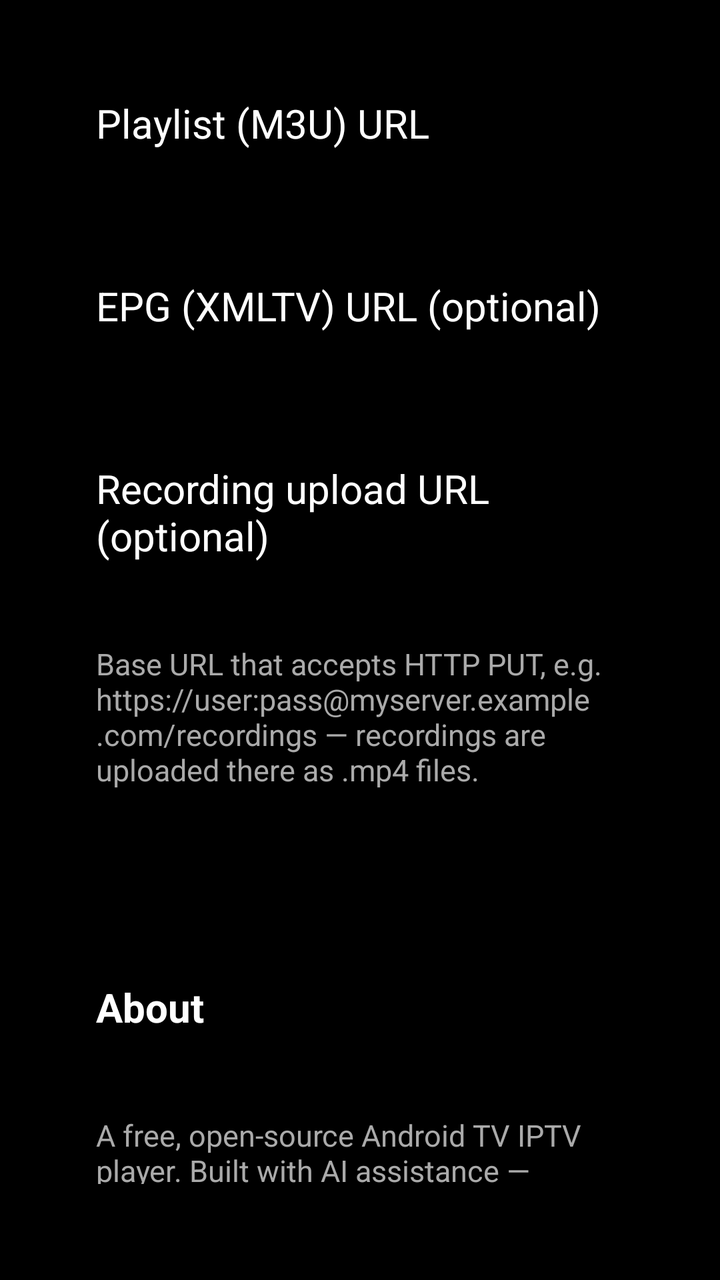
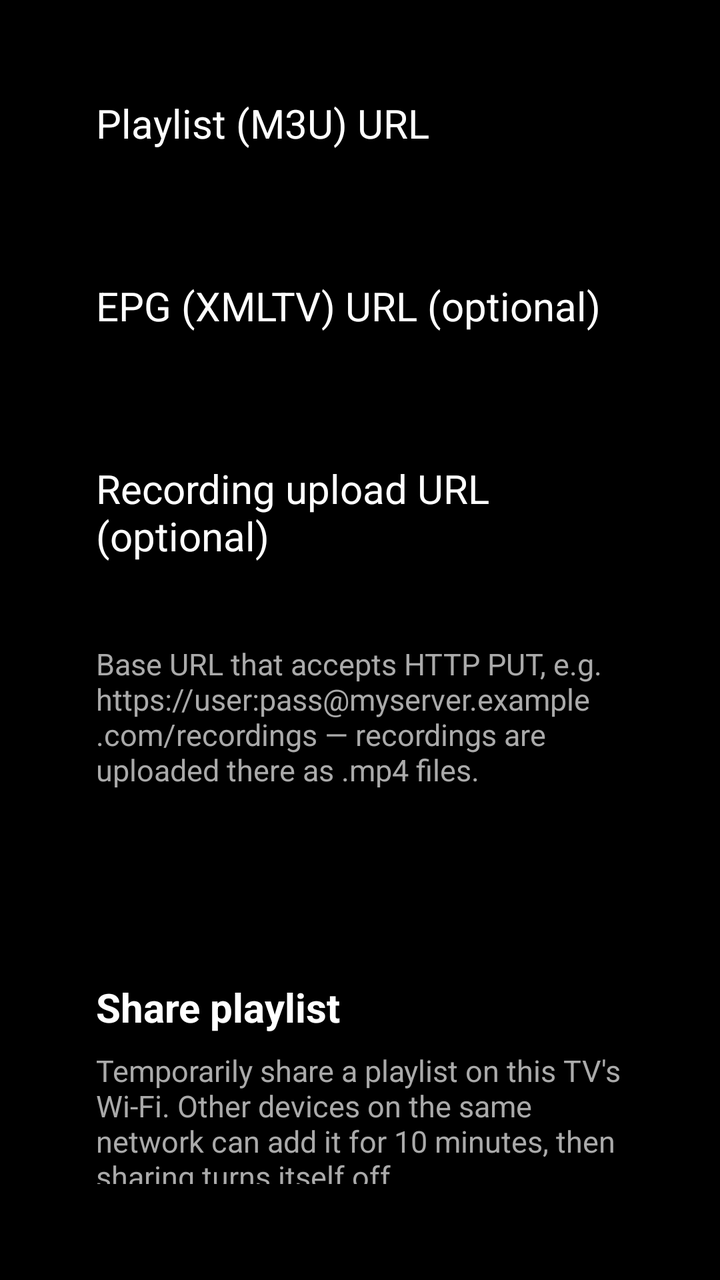

Compare the two renders of this Android layout. The source of the first and the diff that turns it into the second are given below.
<!-- AndroidManifest.xml: application theme Theme.OpenTV -->
<!-- res/layout/activity_settings.xml -->
<?xml version="1.0" encoding="utf-8"?>
<LinearLayout xmlns:android="http://schemas.android.com/apk/res/android"
    android:layout_width="match_parent"
    android:layout_height="match_parent"
    android:orientation="vertical"
    android:padding="48dp"
    android:background="@android:color/black">

    <TextView
        android:layout_width="wrap_content"
        android:layout_height="wrap_content"
        android:text="@string/playlist_url_label"
        android:textColor="@android:color/white"
        android:textSize="20sp" />

    <EditText
        android:id="@+id/playlist_url"
        android:layout_width="match_parent"
        android:layout_height="wrap_content"
        android:layout_marginTop="8dp"
        android:textColor="@android:color/white"
        android:textSize="18sp"
        android:inputType="textUri"
        android:singleLine="true" />

    <TextView
        android:layout_width="wrap_content"
        android:layout_height="wrap_content"
        android:layout_marginTop="32dp"
        android:text="@string/epg_url_label"
        android:textColor="@android:color/white"
        android:textSize="20sp" />

    <EditText
        android:id="@+id/epg_url"
        android:layout_width="match_parent"
        android:layout_height="wrap_content"
        android:layout_marginTop="8dp"
        android:textColor="@android:color/white"
        android:textSize="18sp"
        android:inputType="textUri"
        android:singleLine="true" />

    <TextView
        android:layout_width="wrap_content"
        android:layout_height="wrap_content"
        android:layout_marginTop="32dp"
        android:text="@string/upload_url_label"
        android:textColor="@android:color/white"
        android:textSize="20sp" />

    <EditText
        android:id="@+id/upload_url"
        android:layout_width="match_parent"
        android:layout_height="wrap_content"
        android:layout_marginTop="8dp"
        android:textColor="@android:color/white"
        android:textSize="18sp"
        android:inputType="textUri"
        android:singleLine="true" />

    <TextView
        android:layout_width="wrap_content"
        android:layout_height="wrap_content"
        android:layout_marginTop="8dp"
        android:text="@string/upload_url_hint"
        android:textColor="#FFAAAAAA"
        android:textSize="15sp" />

    <LinearLayout
        android:layout_width="match_parent"
        android:layout_height="wrap_content"
        android:layout_marginTop="40dp"
        android:orientation="horizontal">

        <Button
            android:id="@+id/save_button"
            android:layout_width="wrap_content"
            android:layout_height="wrap_content"
            android:text="@string/save" />

        <Button
            android:id="@+id/reset_button"
            android:layout_width="wrap_content"
            android:layout_height="wrap_content"
            android:layout_marginStart="16dp"
            android:text="@string/reset_default" />

        <Button
            android:id="@+id/unhide_button"
            android:layout_width="wrap_content"
            android:layout_height="wrap_content"
            android:layout_marginStart="16dp"
            android:text="@string/unhide_all" />

    </LinearLayout>

    
    <TextView
        android:layout_width="wrap_content"
        android:layout_height="wrap_content"
        android:layout_marginTop="48dp"
        android:text="@string/about_title"
        android:textColor="@android:color/white"
        android:textSize="20sp"
        android:textStyle="bold" />

    <TextView
        android:id="@+id/about_version"
        android:layout_width="wrap_content"
        android:layout_height="wrap_content"
        android:layout_marginTop="8dp"
        android:textColor="@android:color/white"
        android:textSize="18sp" />

    <TextView
        android:layout_width="wrap_content"
        android:layout_height="wrap_content"
        android:layout_marginTop="8dp"
        android:text="@string/about_text"
        android:textColor="#FFAAAAAA"
        android:textSize="15sp" />

</LinearLayout>
<!-- resources referenced by this layout -->
<resources>
  <string name="about_text">A free, open-source Android TV IPTV player. Built with AI assistance — expect rough edges, bug reports welcome.</string>
  <string name="about_title">About</string>
  <string name="epg_url_label">EPG (XMLTV) URL (optional)</string>
  <string name="playlist_url_label">Playlist (M3U) URL</string>
  <string name="reset_default">Reset to default</string>
  <string name="save">Save</string>
  <string name="unhide_all">Unhide all channels</string>
  <string name="upload_url_hint">Base URL that accepts HTTP PUT, e.g. https://user:pass@myserver.example.com/recordings — recordings are uploaded there as .mp4 files.</string>
  <string name="upload_url_label">Recording upload URL (optional)</string>
  <style name="Theme.OpenTV" parent="Theme.Leanback">
          <item name="android:windowBackground">@android:color/black</item>
      </style>
</resources>

<!-- the commit's change to res/layout/activity_settings.xml (unified diff, before → after) -->
@@ -100,6 +100,40 @@
         android:layout_width="wrap_content"
         android:layout_height="wrap_content"
         android:layout_marginTop="48dp"
+        android:text="@string/share_playlist_title"
+        android:textColor="@android:color/white"
+        android:textSize="20sp"
+        android:textStyle="bold" />
+
+    <TextView
+        android:layout_width="wrap_content"
+        android:layout_height="wrap_content"
+        android:layout_marginTop="8dp"
+        android:text="@string/share_playlist_hint"
+        android:textColor="#FFAAAAAA"
+        android:textSize="15sp" />
+
+    <TextView
+        android:id="@+id/share_status"
+        android:layout_width="wrap_content"
+        android:layout_height="wrap_content"
+        android:layout_marginTop="12dp"
+        android:text="@string/share_not_running"
+        android:textColor="@android:color/white"
+        android:textSize="18sp" />
+
+    <Button
+        android:id="@+id/share_button"
+        android:layout_width="wrap_content"
+        android:layout_height="wrap_content"
+        android:layout_marginTop="12dp"
+        android:text="@string/share_playlist" />
+
+    
+    <TextView
+        android:layout_width="wrap_content"
+        android:layout_height="wrap_content"
+        android:layout_marginTop="48dp"
         android:text="@string/about_title"
         android:textColor="@android:color/white"
         android:textSize="20sp"
<!-- resource entries referenced after the edit -->
@@ -6,6 +6,10 @@
   <string name="playlist_url_label">Playlist (M3U) URL</string>
   <string name="reset_default">Reset to default</string>
   <string name="save">Save</string>
+  <string name="share_not_running">Not sharing.</string>
+  <string name="share_playlist">Share playlist</string>
+  <string name="share_playlist_hint">Temporarily share a playlist on this TV\'s Wi-Fi. Other devices on the same network can add it for 10 minutes, then sharing turns itself off.</string>
+  <string name="share_playlist_title">Share playlist</string>
   <string name="unhide_all">Unhide all channels</string>
   <string name="upload_url_hint">Base URL that accepts HTTP PUT, e.g. https://user:pass@myserver.example.com/recordings — recordings are uploaded there as .mp4 files.</string>
   <string name="upload_url_label">Recording upload URL (optional)</string>
